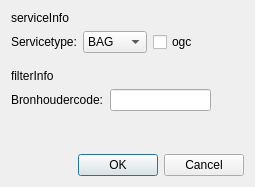
Old version of the form plugin/controller/subcontrollers/dialogs/services.ui in the repository 32BT/QGIS-32BT-verbeterdekaart.
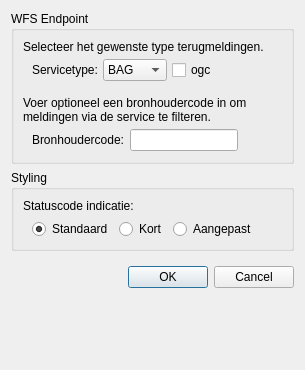
New version of the form.

```diff
--- a/plugin/controller/subcontrollers/dialogs/services.ui
+++ b/plugin/controller/subcontrollers/dialogs/services.ui
@@ -6,8 +6,8 @@
    <rect>
     <x>0</x>
     <y>0</y>
-    <width>255</width>
-    <height>187</height>
+    <width>305</width>
+    <height>370</height>
    </rect>
   </property>
   <property name="windowTitle">
@@ -15,14 +15,31 @@
   </property>
   <layout class="QVBoxLayout" name="verticalLayout">
    <item>
+    <widget class="QGroupBox" name="endpointGroup">
+     <property name="title">
+      <string>WFS Endpoint</string>
+     </property>
+     <layout class="QVBoxLayout" name="verticalLayout_2">
+      <property name="spacing">
+       <number>15</number>
+      </property>
+      <item>
+       <layout class="QVBoxLayout" name="serviceGroup">
+        <property name="spacing">
+         <number>5</number>
+        </property>
+        <item>
     <widget class="QLabel" name="serviceInfo">
      <property name="text">
-      <string>serviceInfo</string>
+           <string>Selecteer het gewenste type terugmeldingen.</string>
      </property>
     </widget>
    </item>
    <item>
-    <layout class="QHBoxLayout" name="horizontalLayout">
+         <layout class="QHBoxLayout" name="serviceLayout">
+          <property name="leftMargin">
+           <number>9</number>
+          </property>
      <item>
       <widget class="QLabel" name="serviceLabel">
        <property name="minimumSize">
@@ -73,7 +90,7 @@
       </widget>
      </item>
      <item>
-      <spacer name="horizontalSpacer">
+           <spacer name="serviceSpacer">
        <property name="orientation">
         <enum>Qt::Horizontal</enum>
        </property>
@@ -87,31 +104,28 @@
      </item>
     </layout>
    </item>
+       </layout>
+      </item>
    <item>
-    <spacer name="verticalSpacer_2">
-     <property name="orientation">
-      <enum>Qt::Vertical</enum>
-     </property>
-     <property name="sizeType">
-      <enum>QSizePolicy::Fixed</enum>
-     </property>
-     <property name="sizeHint" stdset="0">
-      <size>
-       <width>20</width>
-       <height>10</height>
-      </size>
-     </property>
-    </spacer>
-   </item>
+       <layout class="QVBoxLayout" name="filterGroup">
+        <property name="spacing">
+         <number>5</number>
+        </property>
    <item>
     <widget class="QLabel" name="filterInfo">
      <property name="text">
-      <string>filterInfo</string>
+           <string>Voer optioneel een bronhoudercode in om meldingen via de service te filteren.</string>
+          </property>
+          <property name="wordWrap">
+           <bool>true</bool>
      </property>
     </widget>
    </item>
    <item>
-    <layout class="QHBoxLayout" name="horizontalLayout_2">
+         <layout class="QHBoxLayout" name="filterLayout">
+          <property name="leftMargin">
+           <number>9</number>
+          </property>
      <item>
       <widget class="QLabel" name="filterLabel">
        <property name="text">
@@ -136,6 +150,87 @@
       </spacer>
      </item>
     </layout>
+        </item>
+       </layout>
+      </item>
+      <item>
+       <spacer name="verticalSpacer_2">
+        <property name="orientation">
+         <enum>Qt::Vertical</enum>
+        </property>
+        <property name="sizeType">
+         <enum>QSizePolicy::MinimumExpanding</enum>
+        </property>
+        <property name="sizeHint" stdset="0">
+         <size>
+          <width>0</width>
+          <height>1</height>
+         </size>
+        </property>
+       </spacer>
+      </item>
+     </layout>
+    </widget>
+   </item>
+   <item>
+    <widget class="QGroupBox" name="stylingGroup">
+     <property name="title">
+      <string>Styling</string>
+     </property>
+     <layout class="QVBoxLayout" name="verticalLayout_4">
+      <item>
+       <widget class="QLabel" name="stylingNote">
+        <property name="text">
+         <string>Statuscode indicatie:</string>
+        </property>
+       </widget>
+      </item>
+      <item>
+       <layout class="QHBoxLayout" name="stylingOptions">
+        <property name="leftMargin">
+         <number>9</number>
+        </property>
+        <item>
+         <widget class="QRadioButton" name="stylingOption1">
+          <property name="text">
+           <string>Standaard</string>
+          </property>
+          <property name="checked">
+           <bool>true</bool>
+          </property>
+         </widget>
+        </item>
+        <item>
+         <widget class="QRadioButton" name="stylingOption2">
+          <property name="text">
+           <string>Kort</string>
+          </property>
+         </widget>
+        </item>
+        <item>
+         <widget class="QRadioButton" name="stylingOption3">
+          <property name="text">
+           <string>Aangepast</string>
+          </property>
+         </widget>
+        </item>
+        <item>
+         <spacer name="horizontalSpacer">
+          <property name="orientation">
+           <enum>Qt::Horizontal</enum>
+          </property>
+          <property name="sizeHint" stdset="0">
+           <size>
+            <width>40</width>
+            <height>20</height>
+           </size>
+          </property>
+         </spacer>
+        </item>
+       </layout>
+      </item>
+     </layout>
+    </widget>
    </item>
    <item>
     <spacer name="verticalSpacer">
@@ -143,12 +238,12 @@
       <enum>Qt::Vertical</enum>
      </property>
      <property name="sizeType">
-      <enum>QSizePolicy::MinimumExpanding</enum>
+      <enum>QSizePolicy::Fixed</enum>
      </property>
      <property name="sizeHint" stdset="0">
       <size>
        <width>20</width>
-       <height>10</height>
+       <height>9</height>
       </size>
      </property>
     </spacer>
@@ -161,8 +256,27 @@
      <property name="standardButtons">
       <set>QDialogButtonBox::Cancel|QDialogButtonBox::Ok</set>
      </property>
+     <property name="centerButtons">
+      <bool>false</bool>
+     </property>
     </widget>
    </item>
+   <item>
+    <spacer name="verticalSpacer_3">
+     <property name="orientation">
+      <enum>Qt::Vertical</enum>
+     </property>
+     <property name="sizeType">
+      <enum>QSizePolicy::MinimumExpanding</enum>
+     </property>
+     <property name="sizeHint" stdset="0">
+      <size>
+       <width>20</width>
+       <height>1</height>
+      </size>
+     </property>
+    </spacer>
+   </item>
   </layout>
  </widget>
  <resources/>
```
Left out of the diff: 2 changed lines with no effect on the pictures. Lines whose indentation alone changed are shown as unchanged.
